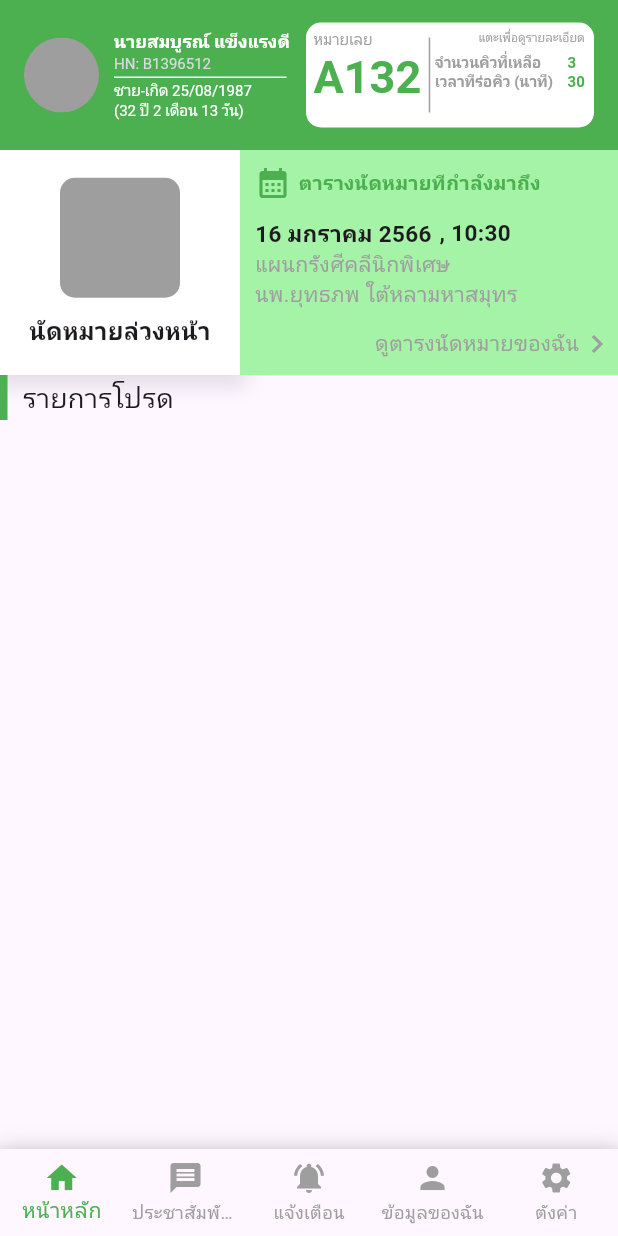
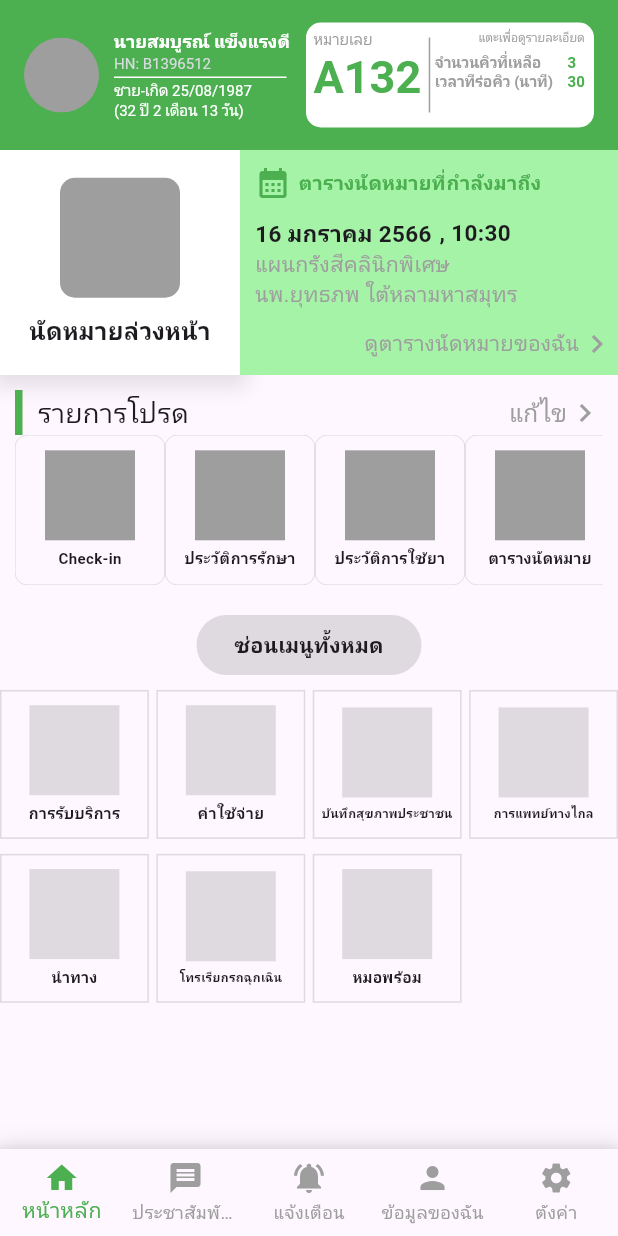
Before and after one commit to Flukekub201/DoctorApp, a Flutter app: the MainPage screen opened directly, on a phone screen of 412 x 824 dp. Run offline on Flutter 3.47's test engine with Material 3 defaults, Android fonts, the phone set to English and light mode, and no system bars.

```diff
--- a/doctor_app/lib/Page/home_page.dart
+++ b/doctor_app/lib/Page/home_page.dart
@@ -1,6 +1,8 @@
 import 'package:flutter/cupertino.dart';
 import 'package:flutter/material.dart';
 import 'package:flutter/widgets.dart';
+
+import '../models/data_model.dart';
 
 class HomPage extends StatefulWidget {
   const HomPage({super.key});
@@ -10,11 +12,28 @@ class HomPage extends StatefulWidget {
 }
 
 class _HomPageState extends State<HomPage> {
+  bool _isVisibleFavoriteList = true;
+
   @override
   Widget build(BuildContext context) {
     return Column(
       children: [
-        Container(
+        _TopBody(),
+        if (_isVisibleFavoriteList) _FavoriteList(),
+        const SizedBox(
+          height: 10,
+        ),
+        _buttonHide(),
+        const SizedBox(
+          height: 10,
+        ),
+        Expanded(child: MainMenu()),
+      ],
+    );
+  }
+
+  Widget _TopBody() {
+    return Container(
       child: Row(
         children: [
           Container(
@@ -24,7 +43,7 @@ class _HomPageState extends State<HomPage> {
                   color: Colors.black.withOpacity(0.2),
                   spreadRadius: 1,
                   blurRadius: 1,
-                      offset: Offset(0.0, -3.0),
+                  offset: const Offset(0.0, -3.0),
                 )
               ],
             ),
@@ -40,7 +59,7 @@ class _HomPageState extends State<HomPage> {
                         color: Colors.black.withOpacity(0.1),
                         blurRadius: 10,
                         spreadRadius: 5,
-                            offset: Offset(0, 3),
+                        offset: const Offset(0, 3),
                       ),
                     ],
                   ),
@@ -55,9 +74,7 @@ class _HomPageState extends State<HomPage> {
                           color: Colors.grey,
                         ),
                       ),
-                          const SizedBox(
-                            height: 10,
-                          ),
+                      const SizedBox(height: 10),
                       const Text(
                         'นัดหมายล่วงหน้า',
                         style: TextStyle(
@@ -71,21 +88,18 @@ class _HomPageState extends State<HomPage> {
           ),
           Expanded(
             child: Container(
-                  padding: const EdgeInsets.only(
-                      top: 10, right: 2, left: 10, bottom: 2),
+              padding:
+                  const EdgeInsets.only(top: 10, right: 2, left: 10, bottom: 2),
               height: 150,
               color: const Color.fromARGB(255, 165, 243, 167),
               child: const Column(
                 children: [
                   Row(
                     children: [
-                          Icon(
-                            Icons.calendar_month,
-                            color: Colors.green,
-                          ),
+                      Icon(Icons.calendar_month, color: Colors.green),
                       SizedBox(width: 5),
                       Text(
-                            'ตารางนัดหมายทีกำลังมาถึง',
+                        'ตารางนัดหมายที่กำลังมาถึง',
                         style: TextStyle(
                             fontSize: 13,
                             fontWeight: FontWeight.bold,
@@ -93,81 +107,55 @@ class _HomPageState extends State<HomPage> {
                       )
                     ],
                   ),
-                      SizedBox(
-                        height: 10,
-                      ),
+                  SizedBox(height: 10),
                   Row(
                     children: [
-                          Text(
-                            '16 มกราคม 2566',
+                      Text('16 มกราคม 2566',
                           style: TextStyle(
-                              fontSize: 15,
-                              fontWeight: FontWeight.bold,
-                            ),
-                          ),
+                              fontSize: 15, fontWeight: FontWeight.bold)),
                       SizedBox(width: 5),
-                          Text(
-                            ', 10:30',
+                      Text(', 10:30',
                           style: TextStyle(
-                              fontSize: 15,
-                              fontWeight: FontWeight.bold,
-                            ),
-                          )
+                              fontSize: 15, fontWeight: FontWeight.bold)),
                     ],
                   ),
                   Row(
                     children: [
-                          Text(
-                            'แผนกรังศีคลีนิกพิเศษ',
-                            style: TextStyle(
-                              color: Colors.grey,
-                            ),
-                          )
+                      Text('แผนกรังสีคลินิกพิเศษ',
+                          style: TextStyle(color: Colors.grey)),
                     ],
                   ),
                   Row(
                     children: [
-                          Text(
-                            'นพ.ยุทธภพ ใต้หลามหาสมุทร',
-                            style: TextStyle(
-                              color: Colors.grey,
-                            ),
-                          )
+                      Text('นพ.ยุทธภพ ใต้หลามหาสมุทร',
+                          style: TextStyle(color: Colors.grey)),
                     ],
                   ),
-                      SizedBox(
-                        height: 10,
-                      ),
+                  SizedBox(height: 10),
                   Row(
                     mainAxisAlignment: MainAxisAlignment.end,
                     children: [
-                          Text(
-                            'ดูตารงนัดหมายของฉัน',
-                            style: TextStyle(
-                              color: Colors.grey,
-                            ),
-                          ),
-                          Icon(
-                            Icons.chevron_right,
-                            color: Colors.grey,
-                          )
+                      Text('ดูตารางนัดหมายของฉัน',
+                          style: TextStyle(color: Colors.grey)),
+                      Icon(Icons.chevron_right, color: Colors.grey),
                     ],
                   ),
                 ],
               ),
             ),
-              )
+          ),
         ],
       ),
-        ),
-        _FavoriteList()
-      ],
     );
-  }
   }
 
   Widget _FavoriteList() {
-  return Column(
+    return Container(
+      padding: const EdgeInsets.all(10),
+      child: Column(
+        children: [
+          Row(
+            mainAxisAlignment: MainAxisAlignment.spaceBetween,
             children: [
               Row(
                 children: [
@@ -176,15 +164,153 @@ Widget _FavoriteList() {
                     height: 30,
                     color: Colors.green,
                   ),
-          SizedBox(width: 10),
+                  const SizedBox(width: 10),
+                  const Text(
+                    'รายการโปรด',
+                    style: TextStyle(fontSize: 18),
+                  ),
+                ],
+              ),
+              const Row(
+                mainAxisAlignment: MainAxisAlignment.center,
+                children: [
                   Text(
-            'รายการโปรด',
-            style: TextStyle(
-              fontSize: 18,
+                    'แก้ไข',
+                    style: TextStyle(color: Colors.grey, fontSize: 16),
+                  ),
+                  Icon(Icons.chevron_right, color: Colors.grey),
+                ],
+              ),
+            ],
+          ),
+          Container(
+            height: 100,
+            child: ListView.builder(
+              scrollDirection: Axis.horizontal,
+              itemCount: data.length + 1,
+              itemBuilder: (context, index) {
+                if (index == data.length) {
+                  return Container(
+                    width: 100,
+                    child: Center(
+                      child: ClipOval(
+                        child: Container(
+                          width: 60,
+                          height: 60,
+                          color: Colors.black12,
+                          child: const Icon(Icons.add, size: 50),
+                        ),
+                      ),
+                    ),
+                  );
+                } else {
+                  return Container(
+                    width: 100,
+                    decoration: BoxDecoration(
+                      border: Border.all(color: Colors.grey, width: 0.2),
+                      borderRadius: BorderRadius.circular(8),
+                    ),
+                    child: Column(
+                      children: [
+                        Container(
+                          padding: const EdgeInsets.all(10),
+                          child: Column(
+                            children: [
+                              Container(
+                                width: 60,
+                                height: 60,
+                                color: Colors.grey,
+                              ),
+                              const SizedBox(height: 5),
+                              Text(
+                                data[index].favoriteName,
+                                style: const TextStyle(
+                                    fontSize: 10, fontWeight: FontWeight.bold),
+                              ),
+                            ],
                           ),
                         ),
                       ],
                     ),
-    ],
                   );
                 }
+              },
+            ),
+          ),
+        ],
+      ),
+    );
+  }
+
+  Widget _buttonHide() {
+    return InkWell(
+      onTap: () {
+        setState(() {
+          _isVisibleFavoriteList = !_isVisibleFavoriteList;
+        });
+      },
+      child: Container(
+        height: 40,
+        width: 150,
+        decoration: BoxDecoration(
+          color: Colors.black12,
+          borderRadius: BorderRadius.circular(20),
+        ),
+        child: Center(
+          child: Text(
+            _isVisibleFavoriteList ? "ซ่อนเมนูทั้งหมด" : "แสดงเมนูโปรดอีกครั้ง",
+            style: const TextStyle(fontWeight: FontWeight.bold),
+          ),
+        ),
+      ),
+    );
+  }
+}
+
+Widget MainMenu() {
+  return GridView.builder(
+    gridDelegate: const SliverGridDelegateWithFixedCrossAxisCount(
+        crossAxisCount: 4,
+        childAspectRatio: 1,
+        crossAxisSpacing: 5,
+        mainAxisSpacing: 10),
+    itemCount: menuItems.length,
+    itemBuilder: (context, index) {
+      return Container(
+        padding: const EdgeInsets.all(5),
+        width: 100,
+        height: 100,
+        decoration: BoxDecoration(
+          border: Border.all(
+            color: Colors.black12,
+            width: 1,
+          ),
+        ),
+        child: Container(
+          child: Column(
+            mainAxisAlignment: MainAxisAlignment.center,
+            children: [
+              Container(
+                width: 60,
+                height: 60,
+                color: Colors.black12,
+              ),
+              const SizedBox(
+                height: 5,
+              ),
+              Text(
+                menuItems[index].title,
+                style: menuItems[index].title == 'โทรเรียกรถฉุกเฉิน' ||
+                        menuItems[index].title == 'การแพทย์ทางไกล' ||
+                        menuItems[index].title == 'บันทึกสุขภาพประชาชน'
+                    ? const TextStyle(fontSize: 8, fontWeight: FontWeight.bold)
+                    : const TextStyle(
+                        fontSize: 10, fontWeight: FontWeight.bold),
+              ),
+            ],
+          ),
+        ),
+      );
+    },
+  );
+}
--- /dev/null
+++ b/doctor_app/lib/models/data_model.dart
@@ -0,0 +1,26 @@
+class FavoriteMenuItem {
+  String favoriteName;
+  FavoriteMenuItem({required this.favoriteName});
+}
+
+class MenuItemData {
+  final String title;
+
+  MenuItemData({required this.title});
+}
+
+List<FavoriteMenuItem> data = [
+  FavoriteMenuItem(favoriteName: 'Check-in'),
+  FavoriteMenuItem(favoriteName: 'ประวัติการรักษา'),
+  FavoriteMenuItem(favoriteName: 'ประวัติการใช้ยา'),
+  FavoriteMenuItem(favoriteName: 'ตารางนัดหมาย'),
+];
+List<MenuItemData> menuItems = [
+  MenuItemData(title: 'การรับบริการ'),
+  MenuItemData(title: 'ค่าใช้จ่าย'),
+  MenuItemData(title: 'บันทึกสุขภาพประชาชน'),
+  MenuItemData(title: 'การแพทย์ทางไกล'),
+  MenuItemData(title: 'นำทาง'),
+  MenuItemData(title: 'โทรเรียกรถฉุกเฉิน'),
+  MenuItemData(title: 'หมอพร้อม'),
+];
```
Lines whose indentation alone changed are shown as unchanged.
